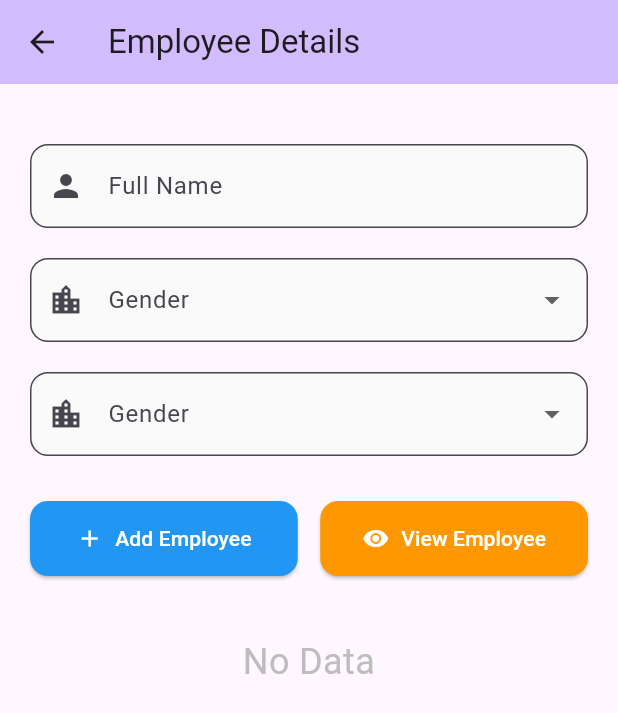
After one commit to 82-Gaurab/flutter_for_college, a Flutter app: the screen it shows after launch, after a tap on "Employee View", on a phone screen of 412 x 824 dp. The commit adds this screen. Shown: the top 713 px of the screen. Run offline on Flutter 3.47's test engine with Material 3 defaults, Android fonts, the phone set to English and light mode, and no system bars.

Commit message:
Employee screen UI and logic

```diff
--- /dev/null
+++ b/lib/models/employee_model.dart
@@ -0,0 +1,16 @@
+import 'package:uuid/uuid.dart';
+
+var uuid = Uuid();
+
+class EmployeeModel {
+  String id = uuid.v4();
+  final String fullName;
+  final String gender;
+  final String department;
+
+  EmployeeModel({
+    required this.fullName,
+    required this.gender,
+    required this.department,
+  });
+}
--- a/lib/screens/dashboard_screen.dart
+++ b/lib/screens/dashboard_screen.dart
@@ -1,4 +1,5 @@
 import 'package:flutter/material.dart';
+import 'package:flutter_for_college/screens/employee_details_screen.dart';
 import 'listview_screen.dart';
 import 'gridview_screen.dart';
 import 'cardview_screen.dart';
@@ -123,6 +124,26 @@ class DashboardScreen extends StatelessWidget {
                         },
                       ),
                       const SizedBox(height: 20),
+                      _buildDashboardCard(
+                        context,
+                        title: "Employee View",
+                        subtitle: "Explore employee view",
+                        icon: Icons.people,
+                        gradient: LinearGradient(
+                          colors: [
+                            Colors.deepOrange.shade400,
+                            Colors.deepOrange.shade600,
+                          ],
+                        ),
+                        onTap: () {
+                          Navigator.push(
+                            context,
+                            MaterialPageRoute(
+                              builder: (context) => EmployeeDetailsScreen(),
+                            ),
+                          );
+                        },
+                      ),
                     ],
                   ),
                 ),
--- /dev/null
+++ b/lib/screens/employee_details_screen.dart
@@ -0,0 +1,207 @@
+import 'package:flutter/material.dart';
+import 'package:flutter_for_college/models/employee_model.dart';
+
+class EmployeeDetailsScreen extends StatefulWidget {
+  const EmployeeDetailsScreen({super.key});
+
+  @override
+  State<EmployeeDetailsScreen> createState() => _EmployeeDetailsScreenState();
+}
+
+class _EmployeeDetailsScreenState extends State<EmployeeDetailsScreen> {
+  final _formKey = GlobalKey<FormState>();
+  final TextEditingController _fullNameController = TextEditingController();
+
+  String? _selectedGender;
+  String? _selectedDepartment;
+
+  final List<DropdownMenuItem<String>> _genders = [
+    DropdownMenuItem(value: "Male", child: Text("Male")),
+    DropdownMenuItem(value: "Female", child: Text("Female")),
+  ];
+
+  final List<DropdownMenuItem<String>> _department = [
+    DropdownMenuItem(value: "IT", child: Text("IT")),
+    DropdownMenuItem(value: "Sales", child: Text("Sales")),
+    DropdownMenuItem(value: "Support", child: Text("Support")),
+  ];
+
+  final List<EmployeeModel> _lstEmployee = [];
+
+  @override
+  Widget build(BuildContext context) {
+    return Scaffold(
+      appBar: AppBar(
+        title: const Text('Employee Details'),
+        backgroundColor: Theme.of(context).colorScheme.inversePrimary,
+      ),
+      body: SingleChildScrollView(
+        padding: const EdgeInsets.all(20.0),
+        child: Form(
+          key: _formKey,
+          child: Column(
+            crossAxisAlignment: CrossAxisAlignment.stretch,
+            children: [
+              const SizedBox(height: 20),
+              TextFormField(
+                controller: _fullNameController,
+                decoration: InputDecoration(
+                  labelText: 'Full Name',
+                  hintText: 'Enter Full name',
+                  prefixIcon: const Icon(Icons.person),
+                  border: OutlineInputBorder(
+                    borderRadius: BorderRadius.circular(12),
+                  ),
+                  filled: true,
+                  fillColor: Colors.grey.shade50,
+                ),
+                validator: (value) {
+                  if (value == null || value.isEmpty) {
+                    return 'Please enter Full name';
+                  }
+                  return null;
+                },
+              ),
+              const SizedBox(height: 20),
+              DropdownButtonFormField(
+                items: _genders,
+                onChanged: (value) {
+                  _selectedGender = value;
+                },
+                decoration: InputDecoration(
+                  labelText: 'Gender',
+                  prefixIcon: const Icon(Icons.location_city),
+                  border: OutlineInputBorder(
+                    borderRadius: BorderRadius.circular(12),
+                  ),
+                  filled: true,
+                  fillColor: Colors.grey.shade50,
+                ),
+                validator: (value) {
+                  if (value == null || value.isEmpty) {
+                    return 'Please select a Gender';
+                  }
+                  return null;
+                },
+              ),
+              const SizedBox(height: 20),
+              DropdownButtonFormField(
+                items: _department,
+                onChanged: (value) {
+                  _selectedDepartment = value;
+                },
+                decoration: InputDecoration(
+                  labelText: 'Gender',
+                  prefixIcon: const Icon(Icons.location_city),
+                  border: OutlineInputBorder(
+                    borderRadius: BorderRadius.circular(12),
+                  ),
+                  filled: true,
+                  fillColor: Colors.grey.shade50,
+                ),
+              ),
+
+              const SizedBox(height: 30),
+              Row(
+                children: [
+                  Expanded(
+                    child: ElevatedButton.icon(
+                      onPressed: () {
+                        if (_formKey.currentState!.validate()) {
+                          //Add student code goes here
+                          EmployeeModel employee = EmployeeModel(
+                            fullName: _fullNameController.text,
+                            gender: _selectedGender!,
+                            department: _selectedDepartment!,
+                          );
+
+                          setState(() {
+                            _lstEmployee.add(employee);
+                          });
+                        }
+                      },
+                      icon: const Icon(Icons.add),
+                      label: const Text('Add Employee'),
+                      style: ElevatedButton.styleFrom(
+                        padding: const EdgeInsets.symmetric(vertical: 15),
+                        shape: RoundedRectangleBorder(
+                          borderRadius: BorderRadius.circular(12),
+                        ),
+                        backgroundColor: Colors.blue,
+                        foregroundColor: Colors.white,
+                      ),
+                    ),
+                  ),
+                  const SizedBox(width: 15),
+                  Expanded(
+                    child: ElevatedButton.icon(
+                      onPressed: () {
+                        // Navigator.push(
+                        //   context,
+                        //   MaterialPageRoute(
+                        //     builder: (context) => const OutputScreen(),
+                        //   ),
+                        // );
+                      },
+                      icon: const Icon(Icons.visibility),
+                      label: const Text('View Employee'),
+                      style: ElevatedButton.styleFrom(
+                        padding: const EdgeInsets.symmetric(vertical: 15),
+                        shape: RoundedRectangleBorder(
+                          borderRadius: BorderRadius.circular(12),
+                        ),
+                        backgroundColor: Colors.orange,
+                        foregroundColor: Colors.white,
+                      ),
+                    ),
+                  ),
+                ],
+              ),
+              const SizedBox(height: 40),
+
+              if (_lstEmployee.isNotEmpty) ...{
+                ListView.builder(
+                  shrinkWrap: true,
+                  itemCount: _lstEmployee.length,
+                  physics: NeverScrollableScrollPhysics(),
+                  itemBuilder: (context, index) {
+                    final employee = _lstEmployee[index];
+                    return Card(
+                      margin: EdgeInsets.symmetric(vertical: 8),
+                      child: ListTile(
+                        leading: CircleAvatar(
+                          child: Text(employee.fullName[0].toUpperCase()),
+                        ),
+                        title: Text(employee.fullName),
+                        subtitle: Text(employee.id),
+                        trailing: Wrap(
+                          spacing: 12,
+                          children: [
+                            IconButton(
+                              onPressed: () {
+                                setState(() {
+                                  _lstEmployee.removeAt(index);
+                                });
+                              },
+                              icon: Icon(Icons.delete, color: Colors.red),
+                            ),
+                          ],
+                        ),
+                      ),
+                    );
+                  },
+                ),
+              } else ...{
+                Text(
+                  "No Data",
+                  textAlign: TextAlign.center,
+                  style: TextStyle(fontSize: 24, color: Colors.grey.shade400),
+                ),
+              },
+            ],
+          ),
+        ),
+      ),
+    );
+  }
+}
--- a/pubspec.yaml
+++ b/pubspec.yaml
@@ -2,7 +2,7 @@ name: flutter_for_college
 description: "A new Flutter project."
 # The following line prevents the package from being accidentally published to
 # pub.dev using `flutter pub publish`. This is preferred for private packages.
-publish_to: 'none' # Remove this line if you wish to publish to pub.dev
+publish_to: "none" # Remove this line if you wish to publish to pub.dev
 
 # The following defines the version and build number for your application.
 # A version number is three numbers separated by dots, like 1.2.43
@@ -30,6 +30,7 @@ environment:
 dependencies:
   flutter:
     sdk: flutter
+  uuid: ^4.4.2
 
   # The following adds the Cupertino Icons font to your application.
   # Use with the CupertinoIcons class for iOS style icons.
@@ -51,7 +52,6 @@ dev_dependencies:
 
 # The following section is specific to Flutter packages.
 flutter:
-
   # The following line ensures that the Material Icons font is
   # included with your application, so that you can use the icons in
   # the material Icons class.
```
Also changed, not shown: pubspec.lock, 1 other file.
